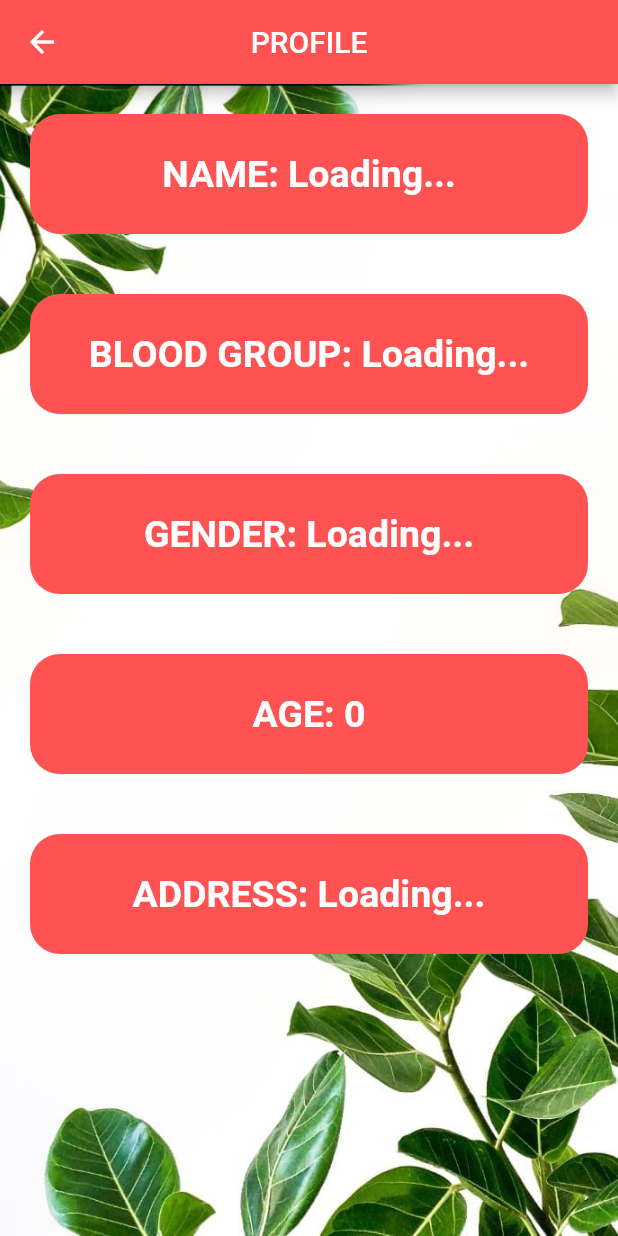
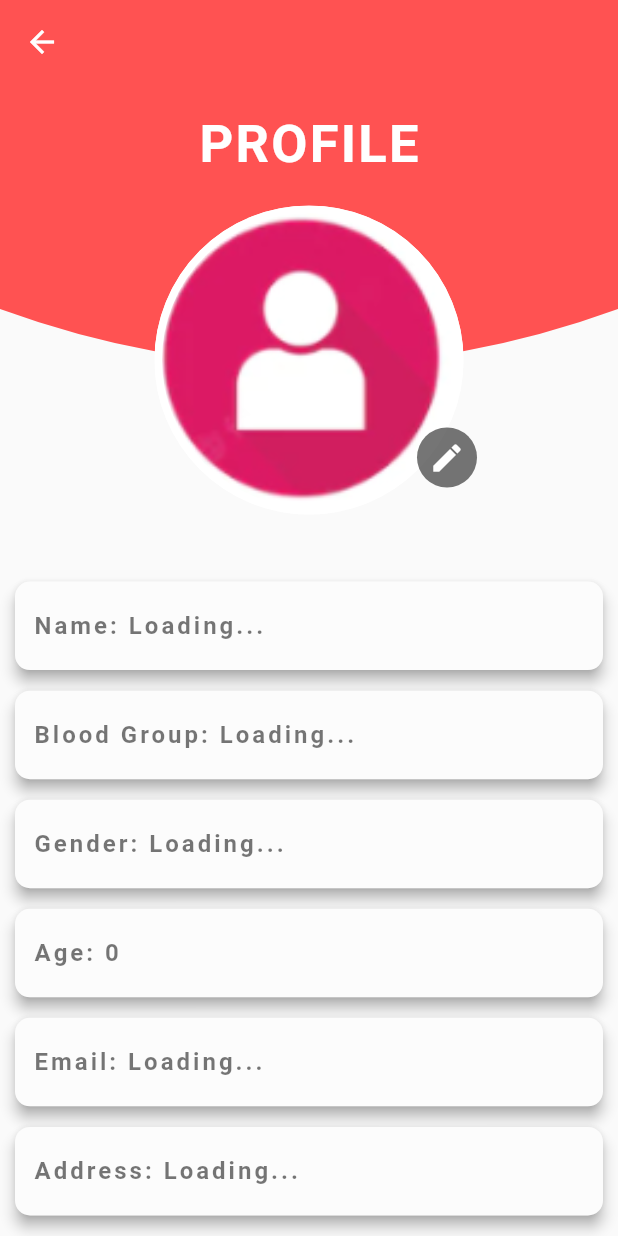
Before and after one commit to 17Swagat/rakta_final, a Flutter app: the HomePage screen opened by its route, after a tap on "Profile", on a phone screen of 412 x 824 dp. Run offline on Flutter 3.47's test engine with Material 2 defaults, Android fonts, the light colour scheme and no system bars; our stand-ins replace cloud_firestore, firebase_auth, firebase_core, geolocator, get, google_maps_flutter; accounts and stored records are empty.

Commit message:
improved the ui profile

```diff
--- a/lib/home/home.dart
+++ b/lib/home/home.dart
@@ -62,7 +62,10 @@ class _HomePageState extends State<HomePage> {
             if (index == 0) {
               //1. PROFILE
               // Navigator.pushNamed(context, "/profile");
-              Navigator.pushNamed(context, "/profile");
+
+              // 1.2
+              // Navigator.pushNamed(context, "/profile");
+              Navigator.pushNamed(context, "/profile2");
             }
 
             if (index == 1) {
@@ -427,7 +430,7 @@ class _HomePageState extends State<HomePage> {
                 makeDashBoardItems(
                     // "Calender", "assets/thirdParty/calendar.png", 0),
                     "Profile",
-                    "assets/images/profile_logImg128.png",
+                    "assets/images/pImg.png",
                     0),
                 //index 1
                 makeDashBoardItems(
--- /dev/null
+++ b/lib/home/profile2.dart
@@ -0,0 +1,210 @@
+import 'package:flutter/material.dart';
+import 'package:firebase_auth/firebase_auth.dart';
+import 'package:cloud_firestore/cloud_firestore.dart';
+
+class Profile2 extends StatefulWidget {
+  const Profile2({Key? key}) : super(key: key);
+
+  @override
+  State<Profile2> createState() => _Profile2State();
+}
+
+// var name = "Loading...";
+// var bloodgroup = "Loading...";
+// var age;// = "0";
+// var address = "Loading...";
+// var gender = "Loading...";
+// var email = "Loading...";
+
+String name = "Loading...";
+String bloodgroup = "Loading...";
+num age = 0;
+String email = "Loading...";
+String gender = "Loading...";
+String address = "Loading...";
+
+class _Profile2State extends State<Profile2> {
+
+  // getting data from the firebase
+
+  getUserData() async {
+    // FirebaseAuth
+    String? currentUserEmail = await FirebaseAuth.instance.currentUser!.email;
+
+    // Firestore
+    // await
+    FirebaseFirestore.instance
+        // .collection('page_userInfo')
+        .collection('Register')
+        .get()
+        .then((snapshot) => snapshot.docs.forEach((document) {
+              if (document['Email'] ==
+                  (FirebaseAuth.instance.currentUser!.email)) {
+                name = document['Name'];
+                bloodgroup = document['Blood Group'];
+                age = num.parse(document['Age']); //document['Age'];
+                email = document['Email'];
+                gender = document['Gender'];
+                address = document['City Town'];
+              }
+            }));
+  }
+
+  @override
+  void initState() {
+    // getUserById();
+    getUserData();
+    super.initState();
+    getUserData();
+  }
+
+  @override
+  Widget build(BuildContext context) {
+    getUserData();
+    setState(() {});
+    getUserData();
+    setState(() {});
+
+    return Scaffold(
+      appBar: AppBar(
+        elevation: 0.0,
+        // backgroundColor: Color(0xff555555),
+        backgroundColor: Colors.redAccent,
+      ),
+      body:
+          // SingleChildScrollView(
+          //   child:
+          Stack(
+        alignment: Alignment.center,
+        children: [
+          Column(
+            mainAxisAlignment: MainAxisAlignment.end,
+            children: [
+              Container(
+                height: 450,
+                width: double.infinity,
+                margin: EdgeInsets.symmetric(horizontal: 10),
+                child: Column(
+                  mainAxisAlignment: MainAxisAlignment.spaceEvenly,
+                  children: [
+                    textfield(
+                      hintText: 'Name: $name',
+                    ),
+                    textfield(
+                      hintText: 'Blood Group: $bloodgroup',
+                    ),
+                    textfield(
+                      hintText: 'Gender: $gender',
+                    ),
+                    textfield(
+                      hintText: 'Age: $age',
+                    ),
+                    textfield(
+                      hintText: 'Email: $email',
+                    ),
+                    textfield(
+                      hintText: 'Address: $address',
+                    ),
+                  ],
+                ),
+              )
+            ],
+          ),
+          CustomPaint(
+            child: Container(
+              width: MediaQuery.of(context).size.width,
+              height: MediaQuery.of(context).size.height,
+            ),
+            painter: HeaderCurvedContainer(),
+          ),
+          Column(
+            crossAxisAlignment: CrossAxisAlignment.center,
+            children: [
+              Padding(
+                padding: EdgeInsets.all(20),
+                child: Text(
+                  "PROFILE",
+                  style: TextStyle(
+                    fontSize: 35,
+                    letterSpacing: 1.5,
+                    color: Colors.white,
+                    fontWeight: FontWeight.w600,
+                  ),
+                ),
+              ),
+              Container(
+                padding: EdgeInsets.all(10.0),
+                width: MediaQuery.of(context).size.width / 2,
+                height: MediaQuery.of(context).size.width / 2,
+                decoration: BoxDecoration(
+                  border: Border.all(color: Colors.white, width: 5),
+                  shape: BoxShape.circle,
+                  color: Colors.white,
+                  image: DecorationImage(
+                    fit: BoxFit.cover,
+                    image: AssetImage('assets/images/pImg.png'),
+                  ),
+                ),
+              ),
+            ],
+          ),
+          Padding(
+            padding: EdgeInsets.only(bottom: 270, left: 184),
+            child: CircleAvatar(
+              backgroundColor: Colors.black54,
+              child: IconButton(
+                icon: Icon(
+                  Icons.edit,
+                  color: Colors.white,
+                ),
+                onPressed: () {},
+              ),
+            ),
+          )
+        ],
+      ),
+      // ),
+    );
+  }
+}
+
+Widget textfield({@required hintText}) {
+  return Material(
+    elevation: 4,
+    shadowColor: Colors.grey,
+    shape: RoundedRectangleBorder(
+      borderRadius: BorderRadius.circular(10),
+    ),
+    child: TextField(
+      decoration: InputDecoration(
+          hintText: hintText,
+          hintStyle: TextStyle(
+            letterSpacing: 2,
+            color: Colors.black54,
+            fontWeight: FontWeight.bold,
+          ),
+          fillColor: Colors.white30,
+          filled: true,
+          border: OutlineInputBorder(
+              borderRadius: BorderRadius.circular(10.0),
+              borderSide: BorderSide.none)),
+    ),
+  );
+}
+// }
+
+class HeaderCurvedContainer extends CustomPainter {
+  @override
+  void paint(Canvas canvas, Size size) {
+    Paint paint = Paint()..color = Colors.redAccent; //Color(0xff555555);
+    Path path = Path()
+      ..relativeLineTo(0, 150)
+      ..quadraticBezierTo(size.width / 2, 225, size.width, 150)
+      ..relativeLineTo(0, -150)
+      ..close();
+    canvas.drawPath(path, paint);
+  }
+
+  @override
+  bool shouldRepaint(CustomPainter oldDelegate) => false;
+}
--- a/lib/main.dart
+++ b/lib/main.dart
@@ -28,6 +28,7 @@ import 'package:rakta_blood_donation/donate/donorsbloodGroups/on.dart';
 import 'package:rakta_blood_donation/donate/donorsbloodGroups/op.dart';
 import 'package:rakta_blood_donation/home/allrequest.dart';
 import 'package:rakta_blood_donation/home/profile.dart';
+import 'package:rakta_blood_donation/home/profile2.dart';
 import 'package:rakta_blood_donation/loginAndSignup/loginScreen.dart';
 import 'package:rakta_blood_donation/maps/donorsMap.dart';
 import 'package:rakta_blood_donation/notification/acceptedNotification.dart';
@@ -57,7 +58,7 @@ class MyApp extends StatelessWidget {
         primarySwatch: Colors.blue,
       ),
 
-      initialRoute: '/',//'/donor01_list',//'/ap_list_map_donors',//'/ap_list',//'/donor01_list',//'/donorsMap',//'/donor01_list',
+      initialRoute: '/',//'/profile2',//'/donor01_list',//'/ap_list_map_donors',//'/ap_list',//'/donor01_list',//'/donorsMap',//'/donor01_list',
       routes: {
 
         '/':(context) => LoginPage(),
@@ -68,6 +69,7 @@ class MyApp extends StatelessWidget {
         '/register': (context) => RegisterPage(),
         '/home':(context) => HomePage(),
         '/profile': (context) => Exp_ProfilePage(),
+        '/profile2': (context) => Profile2(),
         '/allRequestsPage': (context) => AllRequestsPage(),
         '/notificationMain': (context) => NotificationMain(),
         '/notificationList': (context) => NotificationList(),
--- a/lib/notification/notificationMain.dart
+++ b/lib/notification/notificationMain.dart
@@ -40,7 +40,7 @@ class _NotificationMainState extends State<NotificationMain> {
           items: [
             BottomNavigationBarItem(
               icon: Icon(Icons.list),
-              label: 'Blood Requests'
+              label: 'Blood Requests',
             ),
             BottomNavigationBarItem(
               icon: Icon(Icons.add_task_rounded),
```
Also changed, not shown: lib/donate/donorsbloodGroups/main/abn_main.dart (+0 -39 lines), assets/images/pImg.png (renamed from assets/images/profile_logImg128.png).
